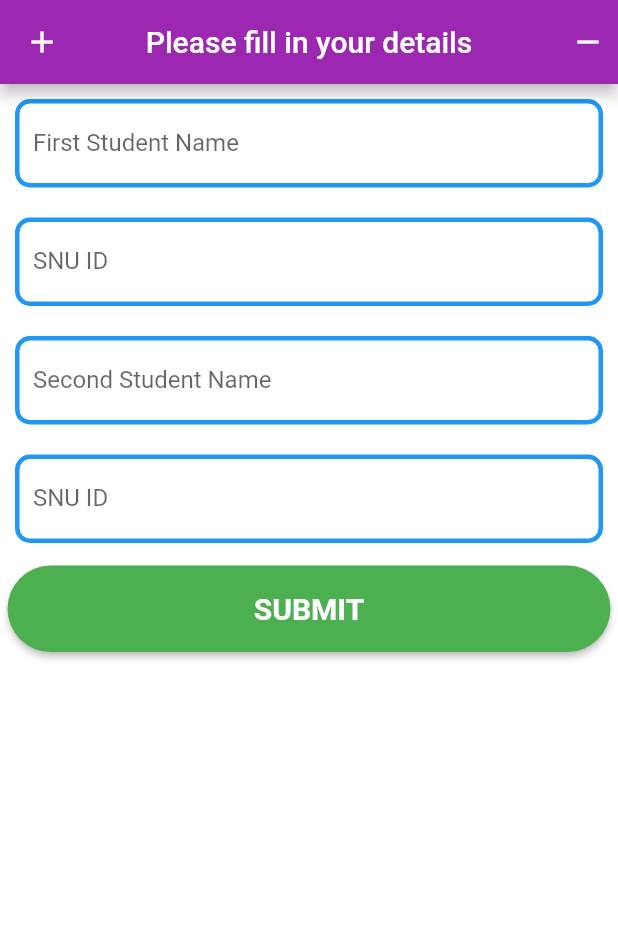
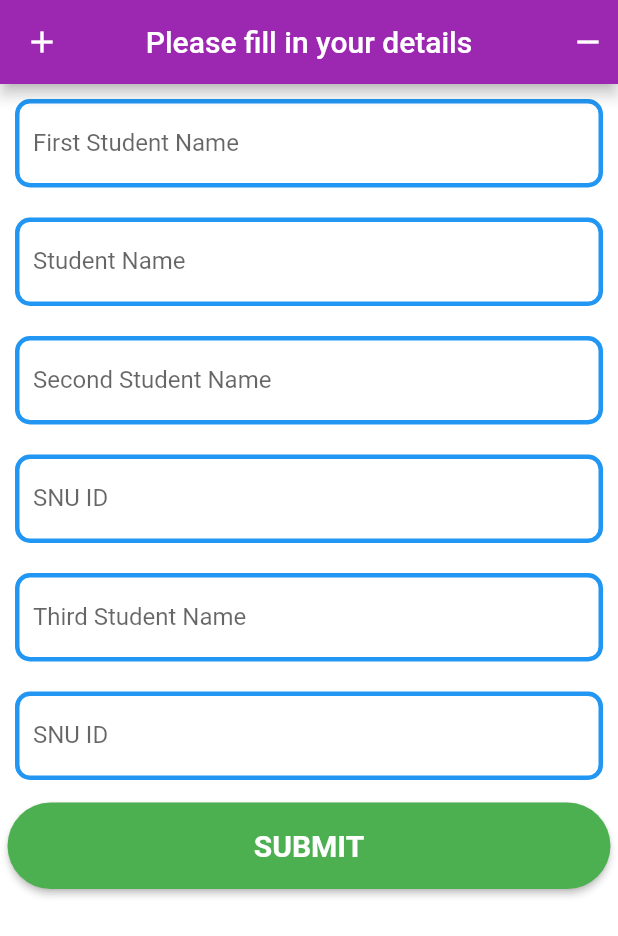
Before and after one commit to Sarthak-Singhania/ISC, a Flutter app: the DetailScreen screen opened directly, after a tap on the "add" icon, on a phone screen of 412 x 824 dp. Shown: the top 936 px of the screen. Run offline on Flutter 3.47's test engine with Material 2 defaults, Android fonts, the phone set to English and light mode, and no system bars; our stand-ins replace cloud_firestore, connectivity_plus, firebase_auth, firebase_core, flutter_custom_clippers, fluttertoast and 1 more; accounts and stored records are empty; network calls fail.

Commit message:
Updated something

```diff
--- a/app/lib/screens/booking_screen.dart
+++ b/app/lib/screens/booking_screen.dart
@@ -26,9 +26,10 @@ class _BookingScreenState extends State<BookingScreen> {
 
   Future<void> getData() async {
     String currEmail = FirebaseAuth.instance.currentUser!.email!;
+    String JWTtoken = await FirebaseAuth.instance.currentUser!.getIdToken();
     print(currEmail);
     var response = await http
-        .get(Uri.parse(kIpAddress+'/get_bookings/${currEmail}'));
+        .get(Uri.parse(kIpAddress+'/get_bookings/${currEmail}'), headers: {"x-access-token": JWTtoken});
     var jsonData = await jsonDecode(response.body);
     print(jsonData);
     bookingList = jsonData["message"];
@@ -68,6 +69,7 @@ class _BookingScreenState extends State<BookingScreen> {
                   child: ListView(
                     children: [
                       ListView.builder(
+                      physics: ScrollPhysics(),
                           shrinkWrap: true,
                           itemCount: bookingList.length,
                           itemBuilder: (context, index) {
--- a/app/lib/screens/detail_screen.dart
+++ b/app/lib/screens/detail_screen.dart
@@ -22,6 +22,10 @@ class DetailScreen extends StatefulWidget {
 }
 
 class _DetailScreenState extends State<DetailScreen> {
+  TextEditingController? firstNameController;
+  String firstName = '';
+  TextEditingController firstEmail = TextEditingController();
+  String currEmail = '';
   int length = 1;
   int? maxLength;
   dynamic rollNo;
@@ -38,7 +42,9 @@ class _DetailScreenState extends State<DetailScreen> {
   }
 
   void postData() async {
+    String JWTtoken = await FirebaseAuth.instance.currentUser!.getIdToken();
     Map<String, dynamic> mp = {};
+
     for (var i = 0; i < length * 2; i = i + 2) {
       mp.putIfAbsent(_controller[i].text, () => _controller[i + 1].text);
     }
@@ -54,12 +60,13 @@ class _DetailScreenState extends State<DetailScreen> {
     print(body);
     try {
       final response = await http.post(
-        Uri.parse(kIpAddress+'/book'),
+        Uri.parse(kIpAddress + '/book'),
         headers: {
           'Content-Type': 'application/json',
           'Accept': '*/*',
           'Accept-Encoding': 'gzip, deflate, br',
-          'Access-Control-Allow-Origin': ' *'
+          'Access-Control-Allow-Origin': ' *',
+          "x-access-token": JWTtoken,
         },
         body: body,
       );
@@ -70,14 +77,13 @@ class _DetailScreenState extends State<DetailScreen> {
           context: context,
           builder: (context) {
             return AlertDialog(
-                        content: Text(
-                            'Do you want to book more slots this sport?'),
+              content: Text('Do you want to book more slots this sport?'),
               actions: [
                 TextButton(
                   onPressed: () {
                     Navigator.of(context).pop();
-                               Navigator.of(context).pushReplacement(
-          MaterialPageRoute(builder: (context) => BookingScreen()));
+                    Navigator.of(context).pushReplacement(MaterialPageRoute(
+                        builder: (context) => BookingScreen()));
                   },
                   child: Text('No'),
                 ),
@@ -92,23 +98,32 @@ class _DetailScreenState extends State<DetailScreen> {
               ],
             );
           });
-
     } catch (e) {
       print(e);
     }
   }
 
   void getData() async {
-    var response = await http.get(Uri.parse(kIpAddress+'/max-person'));
+    currEmail = await FirebaseAuth.instance.currentUser!.email!;
+    var response = await http.get(Uri.parse(kIpAddress + '/max-person'));
+    var collection = FirebaseFirestore.instance.collection('users');
+    var docSnapshot = await collection.doc(currEmail).get();
+    if (docSnapshot.exists) {
+      Map<String, dynamic>? data = docSnapshot.data();
+      firstName = data?['Name']; // <-- The value you want to retrieve.
+      // Call setState if needed.
+    }
+
+    firstNameController = TextEditingController(text: firstName);
+
     Map<String, dynamic> jsonData = await jsonDecode(response.body);
     print(response.statusCode);
     maxLength = jsonData[EventCard.game];
-
   }
 
   final sNames = [
-    'First Student Name',
-    'SNU ID',
+    // 'First Student Name',
+    // 'SNU ID',
     'Second Student Name',
     'SNU ID',
     'Third Student Name',
@@ -146,11 +161,9 @@ class _DetailScreenState extends State<DetailScreen> {
           title: Text('Please fill in your details'),
           leading: GestureDetector(
               onTap: () {
-                if(length==SlotCard.maxSlot){
-                  Fluttertoast.showToast(
-                      msg: "No more slots available");
-                }
-                else if (length == maxLength) {
+                if (length == SlotCard.maxSlot) {
+                  Fluttertoast.showToast(msg: "No more slots available");
+                } else if (length == maxLength) {
                   Fluttertoast.showToast(
                       msg: "You have reached maximum no. of people");
                 } else {
@@ -165,6 +178,51 @@ class _DetailScreenState extends State<DetailScreen> {
         ),
         body: ListView(
           children: [
+            Container(
+              margin: EdgeInsets.all(10),
+              child: TextFormField(
+                controller: firstNameController,
+                decoration: InputDecoration(
+                  labelText: 'First Student Name',
+                  focusedBorder: OutlineInputBorder(
+                    borderRadius: BorderRadius.circular(15),
+                    borderSide:
+                        BorderSide(color: Colors.greenAccent, width: 5.0),
+                  ),
+                  enabledBorder: OutlineInputBorder(
+                    borderRadius: BorderRadius.circular(10),
+                    borderSide: BorderSide(color: Colors.blue, width: 3.0),
+                  ),
+                ),
+                onSaved: (value) {
+                  firstNameController!.text = value!;
+                },
+              ),
+            ),
+            Container(
+              margin: EdgeInsets.all(10),
+              child: TextFormField(
+                focusNode: FocusNode(),
+                enableInteractiveSelection: false,
+                // controller: firstEmail,
+                initialValue: currEmail,
+                decoration: InputDecoration(
+                  labelText: 'Student Name',
+                  focusedBorder: OutlineInputBorder(
+                    borderRadius: BorderRadius.circular(15),
+                    borderSide:
+                        BorderSide(color: Colors.greenAccent, width: 5.0),
+                  ),
+                  enabledBorder: OutlineInputBorder(
+                    borderRadius: BorderRadius.circular(10),
+                    borderSide: BorderSide(color: Colors.blue, width: 3.0),
+                  ),
+                ),
+                // onSaved: (value) {
+                //   firstName.text = value!;
+                // },
+              ),
+            ),
             ListView.builder(
                 shrinkWrap: true,
                 itemCount: length * 2,
--- a/app/lib/screens/notification_screen.dart
+++ b/app/lib/screens/notification_screen.dart
@@ -26,9 +26,12 @@ class _NotificationScreenState extends State<NotificationScreen> {
 
   Future<void> getData() async {
     String currEmail = FirebaseAuth.instance.currentUser!.email!;
+    String JWTtoken = await FirebaseAuth.instance.currentUser!.getIdToken();
     print(currEmail);
     var response =
-        await http.get(Uri.parse(kIpAddress + '/pending/${currEmail}'));
+        await http.get(Uri.parse(kIpAddress + '/pending/${currEmail}'),headers: {
+        "x-access-token":JWTtoken
+      });
     var jsonData = await jsonDecode(response.body);
     print(jsonData);
     pendingList = jsonData["message"];
```
Also changed, not shown: app/lib/screens/event_screen.dart (+10 -4 lines), app/lib/screens/ticket_screen.dart (+16 -11 lines), app/lib/screens/time_slot.dart (+12 -6 lines). Lines whose indentation alone changed are shown as unchanged.
